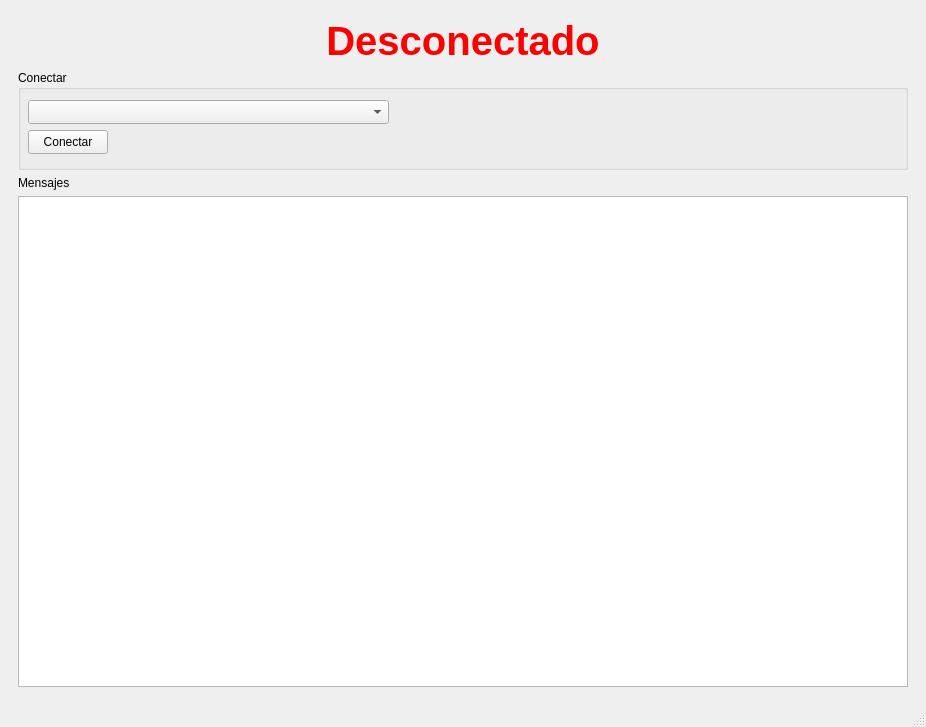
The window that src/main/python/mainwindow.ui (astoctas/interfaz-link) describes before a commit, drawn with Qt 5.
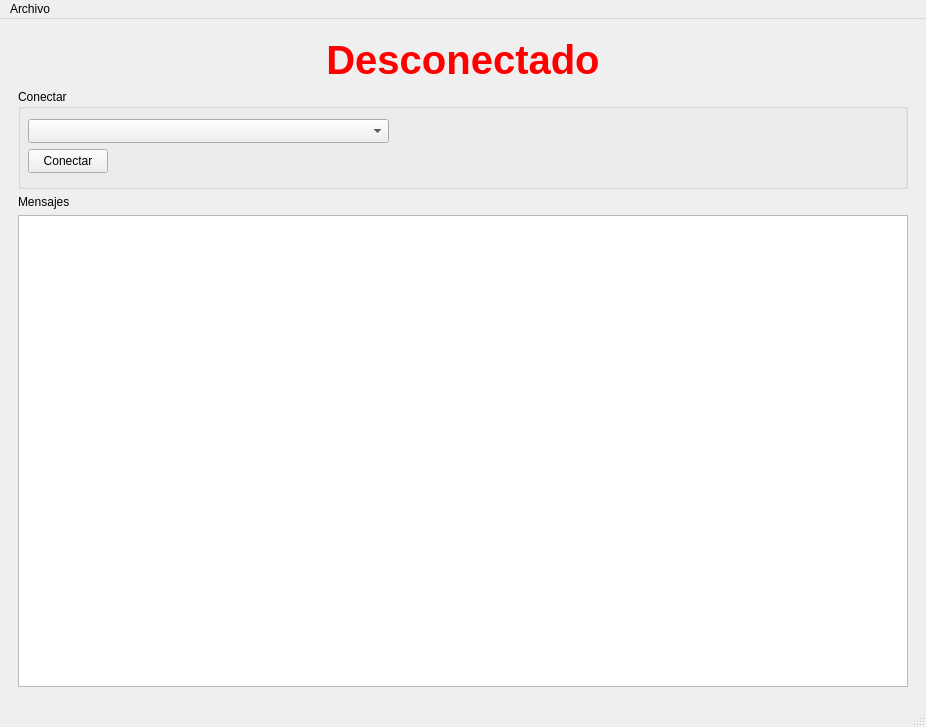
The same window after the commit. Icons and pictures are not drawn.

What changed in the file:
```diff
--- a/src/main/python/mainwindow.ui
+++ b/src/main/python/mainwindow.ui
@@ -157,6 +157,14 @@
      <height>21</height>
     </rect>
    </property>
+   <widget class="QMenu" name="menuArchivo">
+    <property name="title">
+     <string>Archivo</string>
+    </property>
+    <addaction name="actionCrear_acceso_directo"/>
+    <addaction name="actionSalir"/>
+   </widget>
+   <addaction name="menuArchivo"/>
   </widget>
   <widget class="QStatusBar" name="statusbar"/>
  </widget>
```
Left out of the diff: 22 changed lines with no effect on the pictures.
